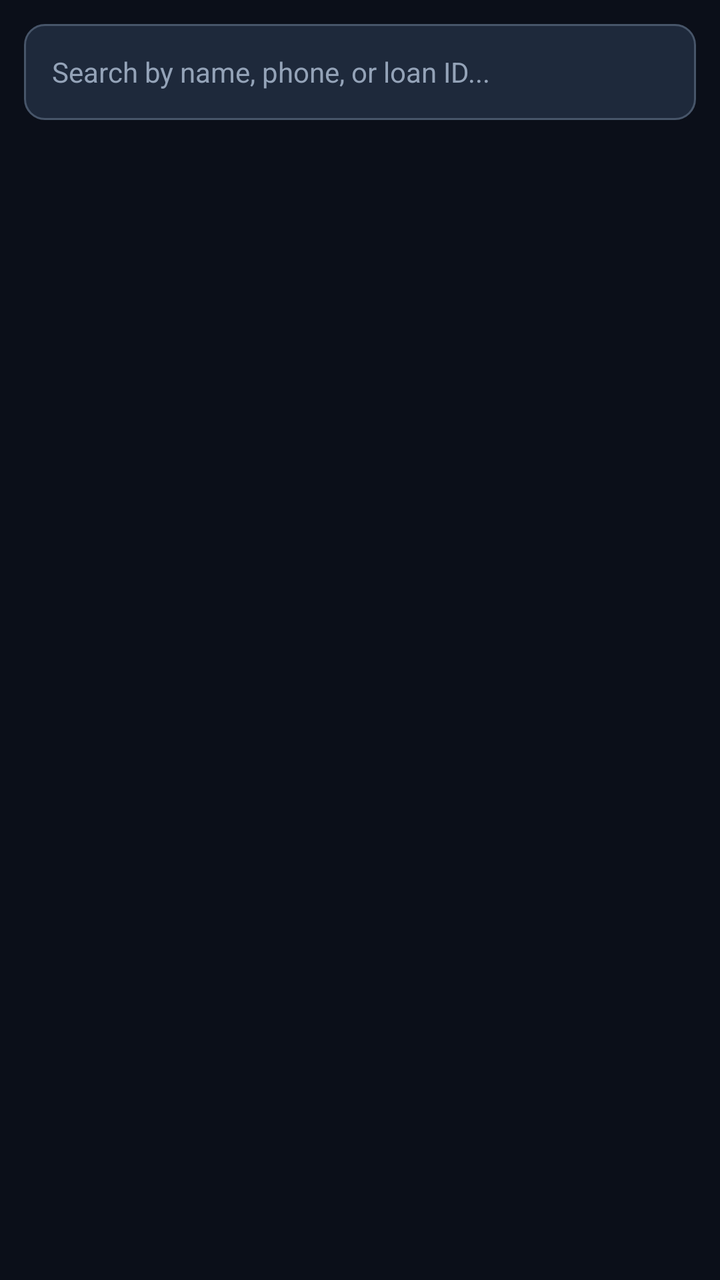
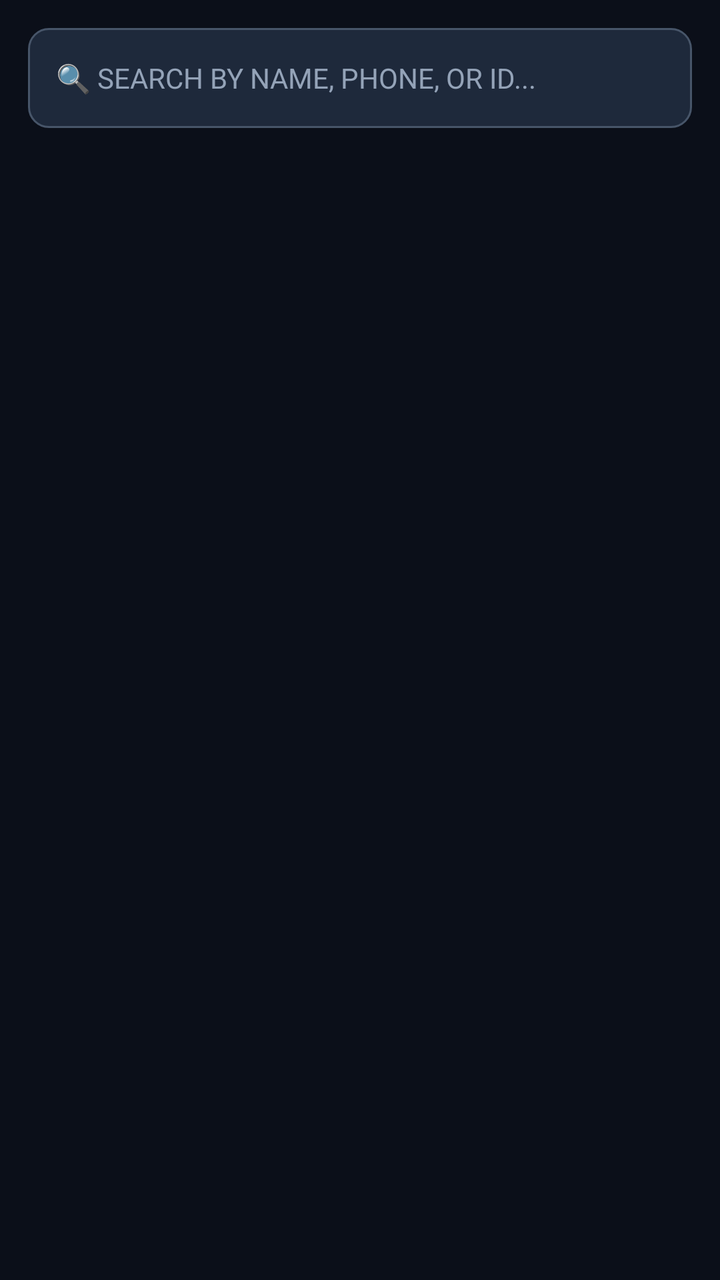

Screens rendered from an Android XML layout before and after an edit, with the pre-edit source and the edit as a unified diff.
<!-- AndroidManifest.xml: application theme Theme.QuickLoan -->
<!-- res/layout/fragment_search.xml -->
<?xml version="1.0" encoding="utf-8"?>
<LinearLayout xmlns:android="http://schemas.android.com/apk/res/android"
    android:layout_width="match_parent"
    android:layout_height="match_parent"
    android:background="@color/surface_bg"
    android:orientation="vertical">

    <EditText
        android:id="@+id/etSearchQuery"
        android:layout_width="match_parent"
        android:layout_height="48dp"
        android:layout_margin="12dp"
        android:background="@drawable/edittext_bg"
        android:hint="Search by name, phone, or loan ID..."
        android:inputType="text"
        android:paddingHorizontal="14dp"
        android:textColor="@color/text_main"
        android:textColorHint="@color/text_muted"
        android:textSize="14sp" />

    <androidx.recyclerview.widget.RecyclerView
        android:id="@+id/rvSearchResults"
        android:layout_width="match_parent"
        android:layout_height="match_parent" />
</LinearLayout>
<!-- resources referenced by this layout -->
<resources>
  <color name="surface_bg">#0B0F19</color>
  <color name="text_main">#F8FAFC</color>
  <color name="text_muted">#94A3B8</color>
  <!-- drawable edittext_bg (drawable) -->
  <?xml version="1.0" encoding="utf-8"?>
  <shape xmlns:android="http://schemas.android.com/apk/res/android"
      android:shape="rectangle">
      <solid android:color="#1E293B" />
      <stroke android:width="1dp" android:color="#475569" />
      <corners android:radius="10dp" />
  </shape>
  <style name="Theme.QuickLoan" parent="Theme.AppCompat.DayNight.NoActionBar">
          
          <item name="android:windowBackground">@color/surface_bg</item>
          <item name="android:colorBackground">@color/surface_bg</item>
  
          
          <item name="colorPrimary">@color/header_bg</item>
          <item name="colorPrimaryDark">#070A10</item>
          <item name="colorAccent">@color/brand_accent</item>
  
          
          <item name="android:statusBarColor">@color/header_bg</item>
          <item name="android:navigationBarColor">#070A10</item>
      </style>
  <color name="header_bg">#111827</color>
  <color name="brand_accent">#38BDF8</color>
</resources>

<!-- the commit's change to res/layout/fragment_search.xml (unified diff, before → after) -->
@@ -2,24 +2,26 @@
 <LinearLayout xmlns:android="http://schemas.android.com/apk/res/android"
     android:layout_width="match_parent"
     android:layout_height="match_parent"
-    android:background="@color/surface_bg"
+    android:background="#0B0F19"
     android:orientation="vertical">
 
     <EditText
         android:id="@+id/etSearchQuery"
         android:layout_width="match_parent"
-        android:layout_height="48dp"
-        android:layout_margin="12dp"
+        android:layout_height="50dp"
+        android:layout_margin="14dp"
         android:background="@drawable/edittext_bg"
-        android:hint="Search by name, phone, or loan ID..."
-        android:inputType="text"
+        android:hint="🔍 SEARCH BY NAME, PHONE, OR ID..."
+        android:inputType="textCapCharacters"
         android:paddingHorizontal="14dp"
-        android:textColor="@color/text_main"
-        android:textColorHint="@color/text_muted"
+        android:textColor="#FFFFFF"
+        android:textColorHint="#94A3B8"
         android:textSize="14sp" />
 
     <androidx.recyclerview.widget.RecyclerView
         android:id="@+id/rvSearchResults"
         android:layout_width="match_parent"
-        android:layout_height="match_parent" />
+        android:layout_height="match_parent"
+        android:clipToPadding="false"
+        android:paddingBottom="16dp" />
 </LinearLayout>
<!-- resource entries referenced after the edit -->
@@ -1,8 +1,6 @@
 <!-- resources referenced by this layout -->
 <resources>
   <color name="surface_bg">#0B0F19</color>
-  <color name="text_main">#F8FAFC</color>
-  <color name="text_muted">#94A3B8</color>
   <!-- drawable edittext_bg (drawable) -->
   <?xml version="1.0" encoding="utf-8"?>
   <shape xmlns:android="http://schemas.android.com/apk/res/android"
